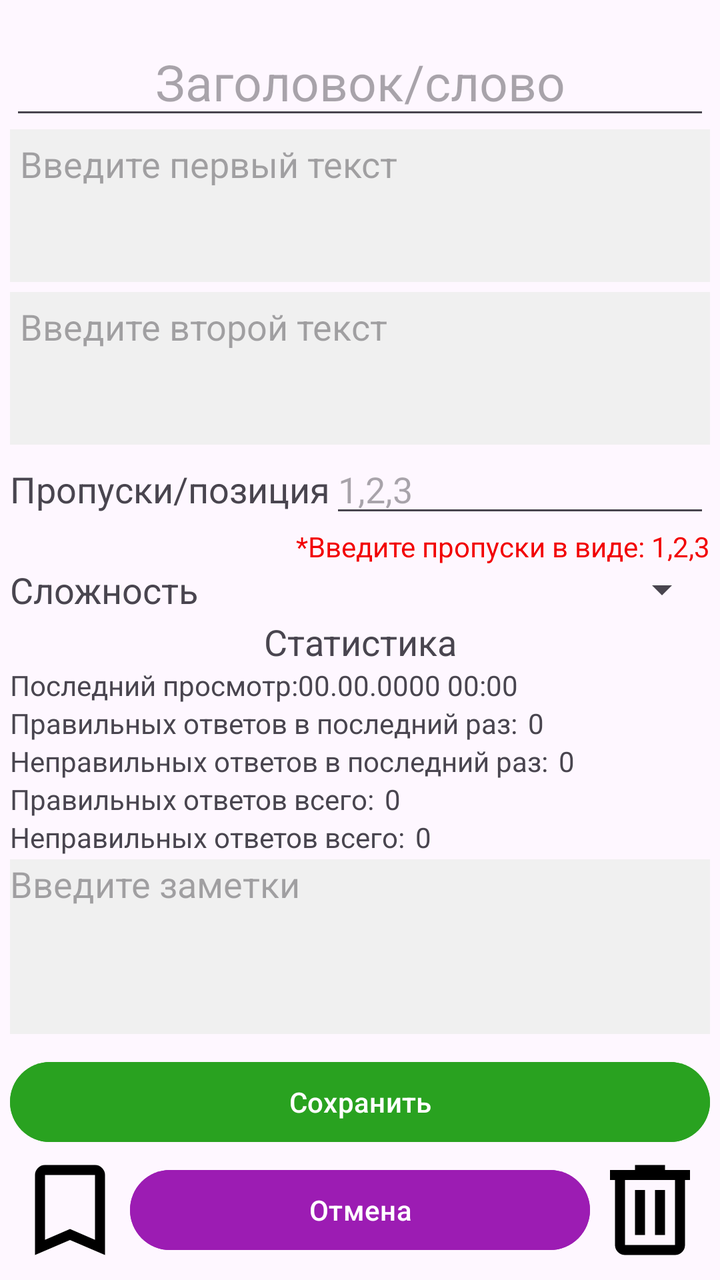
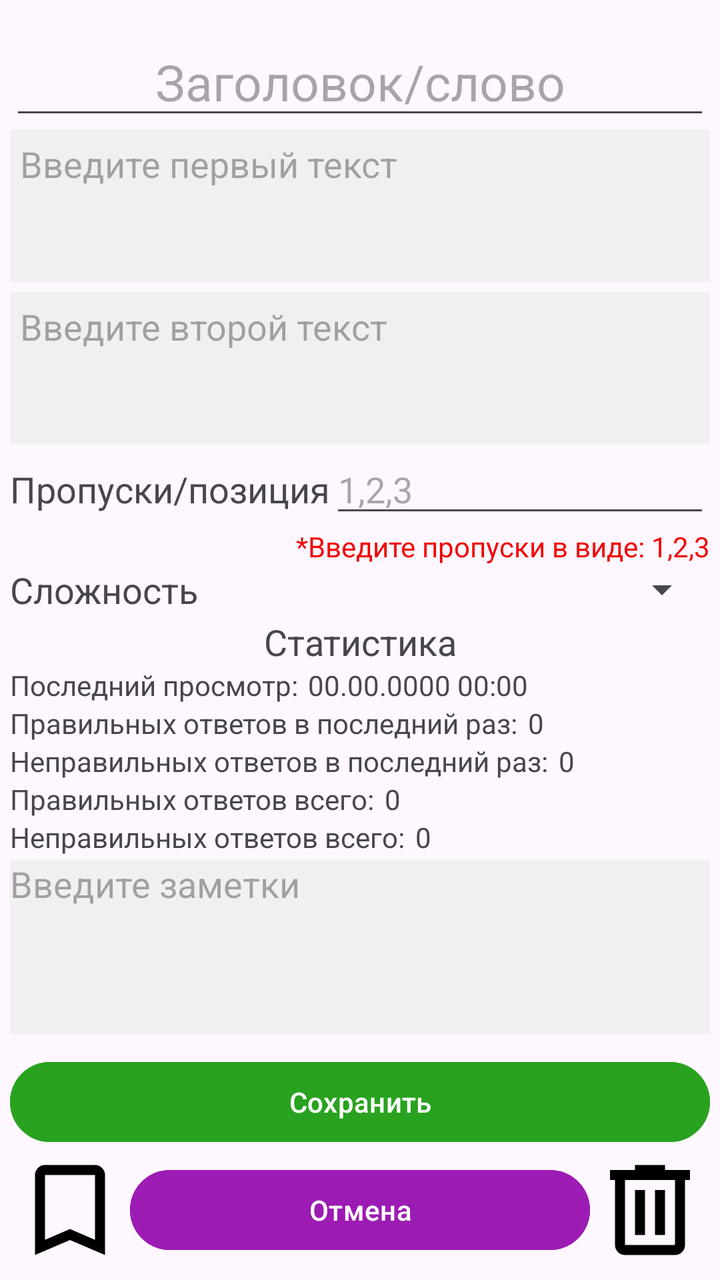

Screens rendered from an Android XML layout before and after an edit, with the pre-edit source and the edit as a unified diff.
<!-- AndroidManifest.xml: application theme Theme.FGLearning -->
<!-- res/layout/fragment_view_package_item.xml -->
<?xml version="1.0" encoding="utf-8"?>
<layout xmlns:android="http://schemas.android.com/apk/res/android"
    xmlns:tools="http://schemas.android.com/tools"
    xmlns:app="http://schemas.android.com/apk/res-auto">
    <FrameLayout
        android:layout_width="match_parent"
        android:layout_height="match_parent"
        tools:context=".ViewPackageItemFragment">

        <androidx.constraintlayout.widget.ConstraintLayout
            android:layout_width="match_parent"
            android:layout_height="match_parent">
            <LinearLayout
                android:layout_width="match_parent"
                android:layout_height="match_parent"
                android:orientation="vertical"
                android:padding="5dp">








                <Space
                    android:layout_weight="1"
                    android:layout_width="match_parent"
                    android:layout_height="0dp" />

                <EditText
                    android:id="@+id/contentEditText"
                    android:layout_width="match_parent"
                    android:layout_height="wrap_content"
                    android:textSize="25dp"
                    android:maxLength="15"
                    android:hint="Заголовок/слово"
                    android:gravity="center"/>
                <EditText
                    android:id="@+id/firstEditText"
                    android:padding="5dp"
                    android:layout_width="match_parent"
                    android:layout_height="wrap_content"
                    android:minLines="3"
                    android:maxLines="3"
                    android:background="#F0F0F0"
                    android:gravity="top"
                    android:inputType="textMultiLine|textCapSentences"
                    android:scrollbars="vertical"
                    android:maxLength="100"
                    android:hint="Введите первый текст" />
                <EditText
                    android:id="@+id/secondEditText"
                    android:layout_marginTop="5dp"
                    android:padding="5dp"
                    android:layout_width="match_parent"
                    android:layout_height="wrap_content"
                    android:minLines="3"
                    android:maxLines="3"
                    android:background="#F0F0F0"
                    android:gravity="top"
                    android:inputType="textMultiLine|textCapSentences"
                    android:scrollbars="vertical"
                    android:maxLength="100"
                    android:hint="Введите второй текст" />

                
                <LinearLayout
                    android:id="@+id/positions"
                    android:layout_width="match_parent"
                    android:layout_height="wrap_content"
                    android:orientation="vertical">
                    <LinearLayout
                        android:layout_width="match_parent"
                        android:layout_height="wrap_content"
                        android:orientation="horizontal">
                        <TextView
                            android:id="@+id/positionsHeaderText"
                            android:layout_width="wrap_content"
                            android:layout_height="wrap_content"
                            android:text="Пропуски/позиция"
                            android:textSize="18sp"/>
                        <EditText
                            android:id="@+id/positionsEditText"
                            android:layout_width="match_parent"
                            android:layout_height="wrap_content"
                            android:digits="0123456789,"
                            android:maxLength="100"
                            android:hint="1,2,3"
                            android:text="" />
                        
                    </LinearLayout>
                    <TextView
                        android:id="@+id/positionsHintText"
                        android:layout_width="match_parent"
                        android:layout_height="wrap_content"
                        android:textColor="@color/red"
                        android:gravity="end"
                        android:text="*Введите пропуски в виде: 1,2,3" />
                </LinearLayout>

                
                <LinearLayout
                    android:layout_width="match_parent"
                    android:layout_height="wrap_content"
                    android:orientation="vertical">
                    <LinearLayout
                        android:layout_width="match_parent"
                        android:layout_height="wrap_content"
                        android:orientation="horizontal">
                        <TextView
                            android:layout_width="wrap_content"
                            android:layout_height="wrap_content"
                            android:text="Сложность"
                            android:textSize="18sp"/>

                        <Spinner
                            android:id="@+id/difficultySpinner"
                            android:layout_width="match_parent"
                            android:layout_height="wrap_content"/>










                    </LinearLayout>
                    
                </LinearLayout>

                <Space
                    android:layout_weight="0.2"
                    android:layout_width="match_parent"
                    android:layout_height="wrap_content" />

            <LinearLayout
                android:id="@+id/stats"
                android:layout_width="match_parent"
                android:layout_height="wrap_content"
                android:orientation="vertical">
                <TextView
                    android:layout_width="match_parent"
                    android:layout_height="wrap_content"
                    android:gravity="center"
                    android:textSize="18sp"
                    android:text="Статистика" />
                <LinearLayout
                    android:layout_width="match_parent"
                    android:layout_height="wrap_content"
                    android:orientation="horizontal">
                    <TextView
                        android:layout_width="wrap_content"
                        android:layout_height="wrap_content"
                        android:text="Последний просмотр:" />
                    <TextView
                        android:id="@+id/lastViewText"
                        android:layout_width="wrap_content"
                        android:layout_height="wrap_content"
                        android:text="00.00.0000 00:00" />
                    
                </LinearLayout>




                <LinearLayout
                    android:layout_width="match_parent"
                    android:layout_height="wrap_content"
                    android:orientation="horizontal">
                    <TextView
                        android:layout_width="wrap_content"
                        android:layout_height="wrap_content"
                        android:text="Правильных ответов в последний раз:" />
                    <TextView
                        android:id="@+id/lastCorrectAnsCountText"
                        android:layout_marginStart="5dp"
                        android:layout_width="wrap_content"
                        android:layout_height="wrap_content"
                        android:text="0" />
                </LinearLayout>
                <LinearLayout
                    android:layout_width="match_parent"
                    android:layout_height="wrap_content"
                    android:orientation="horizontal">
                    <TextView
                        android:layout_width="wrap_content"
                        android:layout_height="wrap_content"
                        android:text="Неправильных ответов в последний раз:" />
                    <TextView
                        android:id="@+id/lastIncorrectAnsCountText"
                        android:layout_marginStart="5dp"
                        android:layout_width="wrap_content"
                        android:layout_height="wrap_content"
                        android:text="0" />
                    
                </LinearLayout>
                <LinearLayout
                    android:layout_width="match_parent"
                    android:layout_height="wrap_content"
                    android:orientation="horizontal">
                    <TextView
                        android:layout_width="wrap_content"
                        android:layout_height="wrap_content"
                        android:text="Правильных ответов всего:" />
                    <TextView
                        android:id="@+id/totalCorrectAnsCountText"
                        android:layout_marginStart="5dp"
                        android:layout_width="wrap_content"
                        android:layout_height="wrap_content"
                        android:text="0" />
                    
                </LinearLayout>
                <LinearLayout
                    android:layout_width="match_parent"
                    android:layout_height="wrap_content"
                    android:orientation="horizontal">
                    <TextView
                        android:layout_width="wrap_content"
                        android:layout_height="wrap_content"
                        android:text="Неправильных ответов всего:" />
                    <TextView
                        android:id="@+id/totalIncorrectAnsCountText"
                        android:layout_marginStart="5dp"
                        android:layout_width="wrap_content"
                        android:layout_height="wrap_content"
                        android:text="0" />
                    
                </LinearLayout>
            </LinearLayout>

                <Space
                    android:layout_weight="0.2"
                    android:layout_width="match_parent"
                    android:layout_height="0dp" />

                <EditText
                    android:id="@+id/notesEditText"
                    android:layout_width="match_parent"
                    android:layout_height="wrap_content"
                    android:minLines="4"
                    android:maxLines="4"
                    android:background="#F0F0F0"
                    android:gravity="top"
                    android:maxLength="100"
                    android:inputType="textMultiLine|textCapSentences"
                    android:scrollbars="vertical"
                    android:hint="Введите заметки"/>

                <Space
                    android:layout_weight="1"
                    android:layout_width="match_parent"
                    android:layout_height="0dp" />

                <Button
                    android:id="@+id/save_button"
                    android:layout_width="match_parent"
                    android:layout_height="wrap_content"
                    android:layout_gravity="center_vertical"
                    android:backgroundTint="#29A220"
                    android:text="Сохранить" />
                
                <LinearLayout
                    android:layout_width="match_parent"
                    android:layout_height="wrap_content">
                    <ImageView
                        android:id="@+id/mark_button"
                        android:layout_width="60dp"
                        android:layout_height="60dp"
                        android:src="@drawable/bookmark" />
                    <Button
                        android:id="@+id/back_button"
                        android:layout_width="wrap_content"
                        android:layout_height="wrap_content"
                        android:layout_weight="1"
                        android:layout_gravity="center_vertical"
                        android:backgroundTint="@color/purple"
                        android:text="Отмена" />
                    <ImageView
                        android:id="@+id/delete_button"
                        android:layout_width="60dp"
                        android:layout_height="60dp"
                        android:src="@drawable/delete" />
                </LinearLayout>


            </LinearLayout>



        </androidx.constraintlayout.widget.ConstraintLayout>

    </FrameLayout>
</layout>
<!-- resources referenced by this layout -->
<resources>
  <color name="purple">#9C1CB3</color>
  <color name="red">#F20000</color>
  <!-- drawable bookmark (drawable) -->
  <vector xmlns:android="http://schemas.android.com/apk/res/android" android:height="24dp" android:tint="#000000" android:viewportHeight="960" android:viewportWidth="960" android:width="24dp">
        
      <path android:fillColor="@android:color/white" android:pathData="M200,840L200,200Q200,167 223.5,143.5Q247,120 280,120L680,120Q713,120 736.5,143.5Q760,167 760,200L760,840L480,720L200,840ZM280,718L480,632L680,718L680,200Q680,200 680,200Q680,200 680,200L280,200Q280,200 280,200Q280,200 280,200L280,718ZM280,200L280,200Q280,200 280,200Q280,200 280,200L680,200Q680,200 680,200Q680,200 680,200L680,200L480,200L280,200Z"/>
      
  </vector>
  <!-- drawable delete (drawable) -->
  <vector xmlns:android="http://schemas.android.com/apk/res/android" android:height="24dp" android:tint="#000000" android:viewportHeight="960" android:viewportWidth="960" android:width="24dp">
        
      <path android:fillColor="@android:color/white" android:pathData="M280,840Q247,840 223.5,816.5Q200,793 200,760L200,240L160,240L160,160L360,160L360,120L600,120L600,160L800,160L800,240L760,240L760,760Q760,793 736.5,816.5Q713,840 680,840L280,840ZM680,240L280,240L280,760Q280,760 280,760Q280,760 280,760L680,760Q680,760 680,760Q680,760 680,760L680,240ZM360,680L440,680L440,320L360,320L360,680ZM520,680L600,680L600,320L520,320L520,680ZM280,240L280,240L280,760Q280,760 280,760Q280,760 280,760L280,760Q280,760 280,760Q280,760 280,760L280,240Z"/>
      
  </vector>
  <style name="Theme.FGLearning" parent="Base.Theme.FGLearning">
      </style>
  <style name="Base.Theme.FGLearning" parent="Theme.Material3.DayNight.NoActionBar">
          <item name="colorPrimary">@color/purple</item>
      </style>
</resources>

<!-- the commit's change to res/layout/fragment_view_package_item.xml (unified diff, before → after) -->
@@ -160,6 +160,7 @@
                         android:id="@+id/lastViewText"
                         android:layout_width="wrap_content"
                         android:layout_height="wrap_content"
+                        android:layout_marginStart="5dp"
                         android:text="00.00.0000 00:00" />
                     
                 </LinearLayout>
